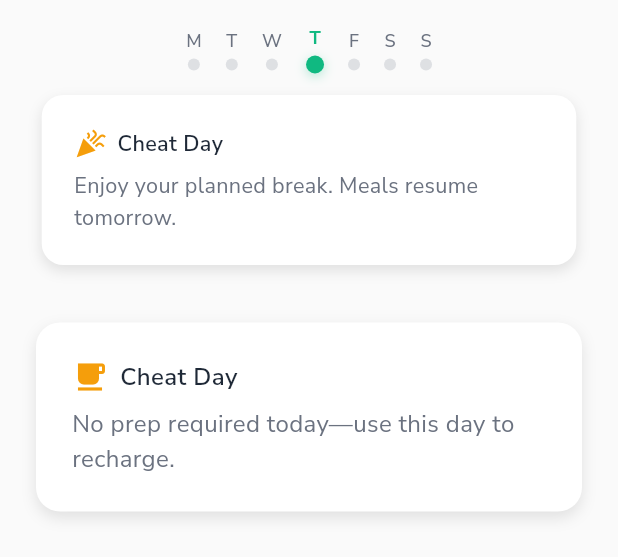
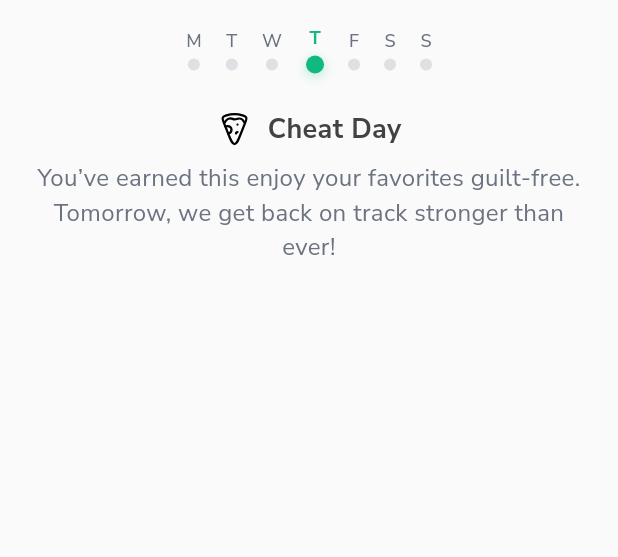
Before and after one commit to mahmoudal99/moctarnutrition, a Flutter app: the MealPlanView widget shown alone on an empty page, opened directly with empty values, on a phone screen of 412 x 824 dp. Shown: the top 557 px of the screen. Run offline on Flutter 3.47's test engine with Material 3 defaults, Android fonts, the phone set to English and light mode, and no system bars; our stand-ins replace auth_buttons, cached_network_image, cloud_firestore, confetti, dotted_border, firebase_auth and 19 more; missing offline and left inert: flutter_floating_bottom_bar, flutter_stripe, mobile_scanner, openfoodfacts; accounts and stored records are empty; network calls fail; project files that could hold a hidden picture were left out.

Commit message:
Add cheat day logic

```diff
--- a/lib/features/meal_prep/presentation/screens/meal_prep_screen.dart
+++ b/lib/features/meal_prep/presentation/screens/meal_prep_screen.dart
@@ -20,7 +20,6 @@ class MealPrepScreen extends StatefulWidget {
 
 class _MealPrepScreenState extends State<MealPrepScreen> {
   static final _logger = Logger();
-  String? _cheatDay;
   bool _isLoadingMealPlan = false;
   bool _hasAttemptedLoad = false; // Track if we've attempted to load
 
@@ -83,8 +82,6 @@ class _MealPrepScreenState extends State<MealPrepScreen> {
         if (currentMealPlan.userId == authProvider.userModel!.id) {
           _logger.d(
               'Meal plan already loaded for current user, skipping API call');
-          // Load cheat day from diet preferences
-          await _loadCheatDay(authProvider.userModel!.id);
           return;
         } else {
           _logger
@@ -98,9 +95,6 @@ class _MealPrepScreenState extends State<MealPrepScreen> {
       _logger.d('Loading meal plan for user ${user.id}');
       _logger.d('User mealPlanId: ${user.mealPlanId ?? 'null'}');
       await mealPlanProvider.loadMealPlan(user.id, mealPlanId: user.mealPlanId);
-
-      // Load cheat day from diet preferences
-      await _loadCheatDay(authProvider.userModel!.id);
     } finally {
       // Always reset loading flag
       if (mounted) {
@@ -121,26 +115,14 @@ class _MealPrepScreenState extends State<MealPrepScreen> {
       _logger.d(
           'Force refreshing meal plan for user ${authProvider.userModel!.id}');
       await mealPlanProvider.refreshMealPlan(authProvider.userModel!.id);
-
-      // Load cheat day from diet preferences
-      await _loadCheatDay(authProvider.userModel!.id);
     }
   }
 
-  /// Load cheat day from diet preferences
+  /// Load cheat day from diet preferences (deprecated - now using user.preferences.cheatDay directly)
+  @Deprecated('Use user.preferences.cheatDay directly instead')
   Future<void> _loadCheatDay(String userId) async {
-    try {
-      final dietPreferences =
-          await MealPlanStorageService.loadDietPreferences(userId);
-      if (dietPreferences != null) {
-        setState(() {
-          _cheatDay = dietPreferences.cheatDay;
-        });
-        _logger.i('Loaded cheat day: $_cheatDay');
-      }
-    } catch (e) {
-      _logger.e('Error loading cheat day: $e');
-    }
+    // This method is no longer needed as we use user.preferences.cheatDay directly
+    // Keeping for backward compatibility but not using it
   }
 
   @override
@@ -209,7 +191,7 @@ class _MealPrepScreenState extends State<MealPrepScreen> {
               child: MealPlanView(
                 mealPlan: mealPlanProvider.mealPlan!,
                 user: authProvider.userModel,
-                cheatDay: _cheatDay,
+                cheatDay: authProvider.userModel?.preferences.cheatDay,
                 selectedDate: DateTime
                     .now(), // Pass current date for consumption tracking
               ),
--- a/lib/features/meal_prep/presentation/widgets/meal_plan_view.dart
+++ b/lib/features/meal_prep/presentation/widgets/meal_plan_view.dart
@@ -53,8 +53,12 @@ class _MealPlanViewState extends State<MealPlanView>
   void initState() {
     super.initState();
     _cheatDayIndex = _convertCheatDayToIndex(widget.cheatDay);
+    debugPrint(
+        'MealPlanView - cheatDay: ${widget.cheatDay}, _cheatDayIndex: $_cheatDayIndex');
     _planAnchorDate = _determinePlanAnchorDate(widget.mealPlan);
     _weeklyMealDays = _generateWeeklySchedule(widget.mealPlan);
+    debugPrint(
+        'MealPlanView - Generated schedule: ${_weeklyMealDays.map((day) => day != null ? "hasMeals" : "null").toList()}');
     _currentDayIndex = _getCurrentDayIndex();
     _currentDayIndex = _ensureValidInitialIndex(_currentDayIndex);
     // Start with the current day index for circular scrolling
@@ -118,6 +122,22 @@ class _MealPlanViewState extends State<MealPlanView>
   }
 
   @override
+  void didUpdateWidget(MealPlanView oldWidget) {
+    super.didUpdateWidget(oldWidget);
+    // Update cheat day if it changed
+    if (oldWidget.cheatDay != widget.cheatDay) {
+      _cheatDayIndex = _convertCheatDayToIndex(widget.cheatDay);
+      debugPrint(
+          'MealPlanView - cheatDay updated: ${widget.cheatDay}, _cheatDayIndex: $_cheatDayIndex');
+      // Regenerate schedule with new cheat day
+      _weeklyMealDays = _generateWeeklySchedule(widget.mealPlan);
+      debugPrint(
+          'MealPlanView - Regenerated schedule: ${_weeklyMealDays.map((day) => day != null ? "hasMeals" : "null").toList()}');
+      setState(() {});
+    }
+  }
+
+  @override
   void dispose() {
     _pageController.dispose();
     _scrollController.dispose();
@@ -129,14 +149,14 @@ class _MealPlanViewState extends State<MealPlanView>
   Future<void> _loadConsumptionData() async {
     if (_weeklyMealDays.isEmpty) return;
 
-    final currentMealDay =
-        _weeklyMealDays.length > _currentDayIndex ? _weeklyMealDays[_currentDayIndex] : null;
+    final currentMealDay = _weeklyMealDays.length > _currentDayIndex
+        ? _weeklyMealDays[_currentDayIndex]
+        : null;
     if (currentMealDay == null) {
       return;
     }
 
-    final targetDate =
-        widget.selectedDate ?? _dateForIndex(_currentDayIndex);
+    final targetDate = widget.selectedDate ?? _dateForIndex(_currentDayIndex);
     if (targetDate == null) {
       return;
     }
@@ -206,19 +226,16 @@ class _MealPlanViewState extends State<MealPlanView>
                   final mealDay = (_weeklyMealDays.length > _currentDayIndex)
                       ? _weeklyMealDays[_currentDayIndex]
                       : null;
+                  // Don't show nutrition summary on cheat days
+                  final isCheatDay = _isCheatDay(_currentDayIndex);
+                  if (isCheatDay || mealDay == null) {
+                    return const SizedBox.shrink();
+                  }
                   return Transform.scale(
                     scale: 1.0 - (_nutritionScaleAnimation.value * 0.1),
                     child: Opacity(
                       opacity: _nutritionOpacityAnimation.value,
-                      child: mealDay == null
-                          ? Padding(
-                              padding: const EdgeInsets.symmetric(
-                                horizontal: AppConstants.spacingS,
-                                vertical: AppConstants.spacingS,
-                              ),
-                              child: _buildCheatDaySummaryCard(),
-                            )
-                          : Padding(
+                      child: Padding(
                         padding: const EdgeInsets.symmetric(
                             horizontal: AppConstants.spacingS,
                             vertical: AppConstants.spacingS),
@@ -244,8 +261,9 @@ class _MealPlanViewState extends State<MealPlanView>
                   },
                   itemCount: 7,
                   itemBuilder: (context, index) {
-                    final mealDay =
-                        index < _weeklyMealDays.length ? _weeklyMealDays[index] : null;
+                    final mealDay = index < _weeklyMealDays.length
+                        ? _weeklyMealDays[index]
+                        : null;
                     return SingleChildScrollView(
                       physics: const NeverScrollableScrollPhysics(),
                       // Disable content scrolling only
@@ -289,7 +307,8 @@ class _MealPlanViewState extends State<MealPlanView>
     if (_weeklyMealDays.isEmpty) return const SizedBox();
 
     final mealDay = _weeklyMealDays[_currentDayIndex];
-    if (mealDay == null) {
+    // Show cheat day pill if this is a cheat day, regardless of mealDay
+    if (_isCheatDay(_currentDayIndex) || mealDay == null) {
       return Container(
         padding: const EdgeInsets.symmetric(
           horizontal: AppConstants.spacingM,
@@ -385,7 +404,12 @@ class _MealPlanViewState extends State<MealPlanView>
     return Row(
       mainAxisSize: MainAxisSize.min,
       children: [
-        SvgPicture.asset("assets/images/$icon", height: 16, width: 16, color: Colors.black,),
+        SvgPicture.asset(
+          "assets/images/$icon",
+          height: 16,
+          width: 16,
+          color: Colors.black,
+        ),
         const SizedBox(width: 4),
         Text(
           value,
@@ -428,10 +452,7 @@ class _MealPlanViewState extends State<MealPlanView>
                   margin: const EdgeInsets.symmetric(horizontal: 8),
                   child: Column(
                     children: [
-                      // Day letter with cheat day icon
-                      Row(
-                        mainAxisSize: MainAxisSize.min,
-                        children: [
+                      // Day letter
                       Text(
                         _getDayLetter(index),
                         style: AppTextStyles.caption.copyWith(
@@ -443,10 +464,6 @@ class _MealPlanViewState extends State<MealPlanView>
                               : FontWeight.w500,
                           fontSize: 12,
                         ),
-                          ),
-                          // Show cheat day icon if this day is a cheat day
-                          if (_isCheatDay(index)) _buildCheatDayIcon(),
-                        ],
                       ),
                       const SizedBox(height: 4),
                       // Enhanced dot
@@ -483,7 +500,8 @@ class _MealPlanViewState extends State<MealPlanView>
   }
 
   Widget _buildDayContent(MealDay? mealDay, int dayIndex) {
-    if (mealDay == null) {
+    // Show cheat day content if this is a cheat day, regardless of mealDay
+    if (_isCheatDay(dayIndex) || mealDay == null) {
       return Padding(
         padding: const EdgeInsets.symmetric(
           horizontal: AppConstants.spacingL,
@@ -687,94 +705,35 @@ class _MealPlanViewState extends State<MealPlanView>
     }
   }
 
-  Widget _buildCheatDaySummaryCard() {
-    final title = widget.cheatDay ?? 'Cheat Day';
-    return Container(
-      width: double.infinity,
-      padding: const EdgeInsets.all(AppConstants.spacingL),
-      decoration: BoxDecoration(
-        color: Colors.white,
-        borderRadius: BorderRadius.circular(16),
-        boxShadow: [
-          BoxShadow(
-            color: Colors.black.withOpacity(0.1),
-            blurRadius: 8,
-            offset: const Offset(0, 4),
-          ),
-        ],
-      ),
-      child: Column(
-        crossAxisAlignment: CrossAxisAlignment.start,
+  Widget _buildCheatDayContent() {
+    return Column(
+      crossAxisAlignment: CrossAxisAlignment.center,
+      mainAxisAlignment: MainAxisAlignment.center,
       children: [
         Row(
+          mainAxisAlignment: MainAxisAlignment.center,
           children: [
-              const Icon(
-                Icons.celebration,
-                color: AppConstants.warningColor,
-              ),
-              const SizedBox(width: AppConstants.spacingS),
+            SvgPicture.asset("assets/images/pizza-02-stroke-rounded.svg"),
+            const SizedBox(width: 10),
             Text(
-                title,
-                style: AppTextStyles.heading5.copyWith(
-                  fontWeight: FontWeight.w600,
+              'Cheat Day',
+              style: AppTextStyles.heading4.copyWith(
+                fontWeight: FontWeight.bold,
+                fontSize: 18,
+                color: Colors.grey[800],
               ),
             ),
           ],
         ),
         const SizedBox(height: AppConstants.spacingS),
         Text(
-            'Enjoy your planned break. Meals resume tomorrow.',
+          'You’ve earned this enjoy your favorites guilt-free. Tomorrow, we get back on track stronger than ever!',
+          textAlign: TextAlign.center,
           style: AppTextStyles.bodyMedium.copyWith(
             color: AppConstants.textSecondary,
           ),
         ),
       ],
-      ),
-    );
-  }
-
-  Widget _buildCheatDayContent() {
-    final title = widget.cheatDay ?? 'Cheat Day';
-    return Container(
-      padding: const EdgeInsets.all(AppConstants.spacingL),
-      decoration: BoxDecoration(
-        color: Colors.white,
-        borderRadius: BorderRadius.circular(16),
-        boxShadow: [
-          BoxShadow(
-            color: Colors.black.withOpacity(0.1),
-            blurRadius: 8,
-            offset: const Offset(0, 4),
-          ),
-        ],
-      ),
-      child: Column(
-        crossAxisAlignment: CrossAxisAlignment.start,
-        children: [
-          Row(
-            children: [
-              const Icon(
-                Icons.free_breakfast,
-                color: AppConstants.warningColor,
-              ),
-              const SizedBox(width: AppConstants.spacingS),
-              Text(
-                title,
-                style: AppTextStyles.heading5.copyWith(
-                  fontWeight: FontWeight.w600,
-                ),
-              ),
-            ],
-          ),
-          const SizedBox(height: AppConstants.spacingS),
-          Text(
-            'No prep required today—use this day to recharge.',
-            style: AppTextStyles.bodyMedium.copyWith(
-              color: AppConstants.textSecondary,
-            ),
-          ),
-        ],
-      ),
     );
   }
 
@@ -806,8 +765,7 @@ class _MealPlanViewState extends State<MealPlanView>
 
   int _getCurrentDayIndex() {
     final anchor = _planAnchorDate;
-    final referenceDate =
-        _normalizeDate(widget.selectedDate ?? DateTime.now());
+    final referenceDate = _normalizeDate(widget.selectedDate ?? DateTime.now());
 
     if (anchor == null) {
       final fallbackIndex = referenceDate.weekday - 1;
@@ -823,8 +781,7 @@ class _MealPlanViewState extends State<MealPlanView>
   int _ensureValidInitialIndex(int index) {
     if (_weeklyMealDays.isEmpty) return index;
 
-    final normalizedIndex =
-        _positiveModulo(index, _weeklyMealDays.length);
+    final normalizedIndex = _positiveModulo(index, _weeklyMealDays.length);
 
     if (_weeklyMealDays[normalizedIndex] != null ||
         _isCheatDay(normalizedIndex)) {
@@ -832,10 +789,8 @@ class _MealPlanViewState extends State<MealPlanView>
     }
 
     for (int i = 1; i < _weeklyMealDays.length; i++) {
-      final candidate =
-          (normalizedIndex + i) % _weeklyMealDays.length;
-      if (_weeklyMealDays[candidate] != null ||
-          _isCheatDay(candidate)) {
+      final candidate = (normalizedIndex + i) % _weeklyMealDays.length;
+      if (_weeklyMealDays[candidate] != null || _isCheatDay(candidate)) {
         return candidate;
       }
     }
@@ -868,6 +823,11 @@ class _MealPlanViewState extends State<MealPlanView>
     for (final dayIndex in orderedIndices) {
       schedule[dayIndex] = sourceDays[sourceIndex % sourceDays.length];
       sourceIndex++;
+    }
+
+    // Explicitly ensure cheat day index is null
+    if (_cheatDayIndex != null && _cheatDayIndex! >= 0 && _cheatDayIndex! < 7) {
+      schedule[_cheatDayIndex!] = null;
     }
 
     return schedule;
@@ -928,7 +888,13 @@ class _MealPlanViewState extends State<MealPlanView>
   /// Check if a given day index is a cheat day
   bool _isCheatDay(int dayIndex) {
     if (_cheatDayIndex == null) return false;
-    return (dayIndex % 7) == _cheatDayIndex;
+    final normalizedIndex = dayIndex % 7;
+    final isCheat = normalizedIndex == _cheatDayIndex;
+    if (isCheat) {
+      debugPrint(
+          'MealPlanView - Day index $dayIndex (normalized: $normalizedIndex) is a cheat day (cheatDayIndex: $_cheatDayIndex)');
+    }
+    return isCheat;
   }
 
   /// Get the cheat day icon widget
--- a/lib/shared/providers/exercise_provider.dart
+++ b/lib/shared/providers/exercise_provider.dart
@@ -7,7 +7,7 @@ import '../services/exercise_local_storage_service.dart';
 class ExerciseProvider extends ChangeNotifier {
   static final _logger = Logger();
 
-  final FreeExerciseService _exerciseService = FreeExerciseService();
+  final ExerciseService _exerciseService = ExerciseService();
   final ExerciseLocalStorageService _localStorage =
       ExerciseLocalStorageService();
 
--- a/lib/shared/services/exercise_service.dart
+++ b/lib/shared/services/exercise_service.dart
@@ -3,7 +3,7 @@ import 'package:http/http.dart' as http;
 import 'package:logger/logger.dart';
 import '../models/workout_model.dart';
 
-class FreeExerciseService {
+class ExerciseService {
   static final _logger = Logger();
 
   static const String _baseUrl =
```
Also changed, not shown: lib/features/profile/presentation/widgets/notifications_bottom_sheet.dart (line endings or trailing spaces). Lines whose indentation alone changed are shown as unchanged.
